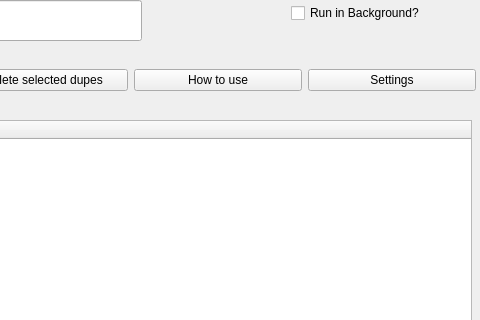
Qt form mainwindow.ui (chrislambert3/Replica-Reaper) before a commit; both pictures show x 389 to 869 and y 0 to 320 of the 869 by 653 pixel window.
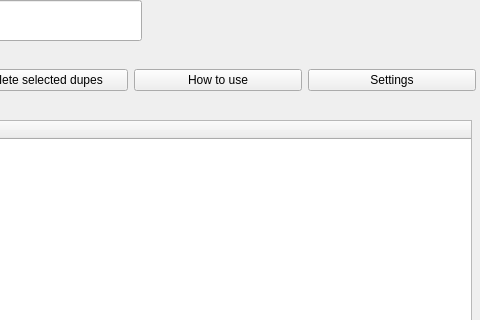
The same form after that commit.

Diff of the .ui file:
```diff
--- a/mainwindow.ui
+++ b/mainwindow.ui
@@ -43,19 +43,6 @@
      <number>24</number>
     </property>
    </widget>
-   <widget class="QCheckBox" name="checkBox">
-    <property name="geometry">
-     <rect>
-      <x>680</x>
-      <y>0</y>
-      <width>161</width>
-      <height>26</height>
-     </rect>
-    </property>
-    <property name="text">
-     <string>Run in Background?</string>
-    </property>
-   </widget>
    <widget class="QTreeWidget" name="treeWidget">
     <property name="geometry">
      <rect>
```
